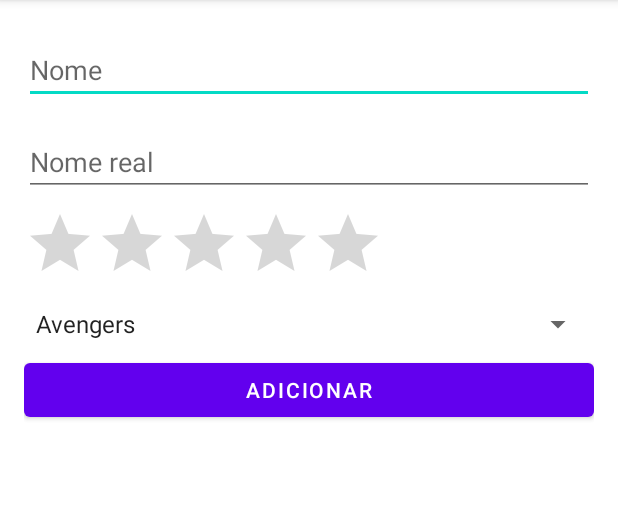
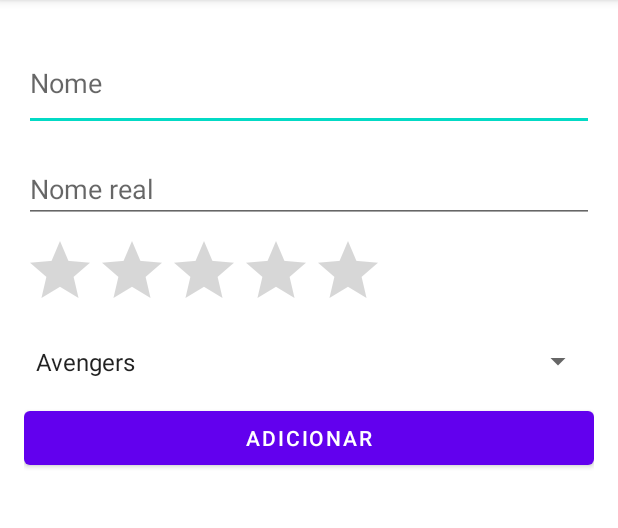
Before and after one commit to dvctrl/AppHeroeAndroid, an Android app: the screen it shows after launch (MainActivity), on a phone screen of 412 x 824 dp, the part 84-612 px from its top. Run offline under Robolectric (Android 15) with nearby library versions, the phone set to English and light mode, and no system bars.

Commit message:
first commit 2.0

```diff
--- a/app/src/main/java/br/com/etecia/appheroephpmysql/MainActivity.java
+++ b/app/src/main/java/br/com/etecia/appheroephpmysql/MainActivity.java
@@ -93,11 +93,14 @@ public class MainActivity extends AppCompatActivity {
             return;
         }
 
-        if (TextUtils.isEmpty(realname)) {
+       if (TextUtils.isEmpty(realname)) {
             editTextRealname.setError("Por favor entre com o nome real");
             editTextRealname.requestFocus();
             return;
         }
+
+
+
 
         //Conexão entre o Android e o PHP através do Hash.
         HashMap<String, String> params = new HashMap<>();
--- a/app/src/main/res/layout/activity_main.xml
+++ b/app/src/main/res/layout/activity_main.xml
@@ -20,9 +20,9 @@
         <EditText
             android:id="@+id/editTextName"
             android:layout_width="match_parent"
-            android:layout_height="wrap_content"
+            android:layout_height="63dp"
+            android:layout_marginTop="8dp"
             android:layout_marginBottom="8dp"
-            android:layout_marginTop="8dp"
             android:hint="Nome" />
 
         <EditText
@@ -43,9 +43,9 @@
         <Spinner
             android:id="@+id/spinnerTeamAffiliation"
             android:layout_width="match_parent"
-            android:layout_height="wrap_content"
+            android:layout_height="38dp"
+            android:layout_marginTop="8dp"
             android:layout_marginBottom="8dp"
-            android:layout_marginTop="8dp"
             android:entries="@array/teams" />
 
 
```
